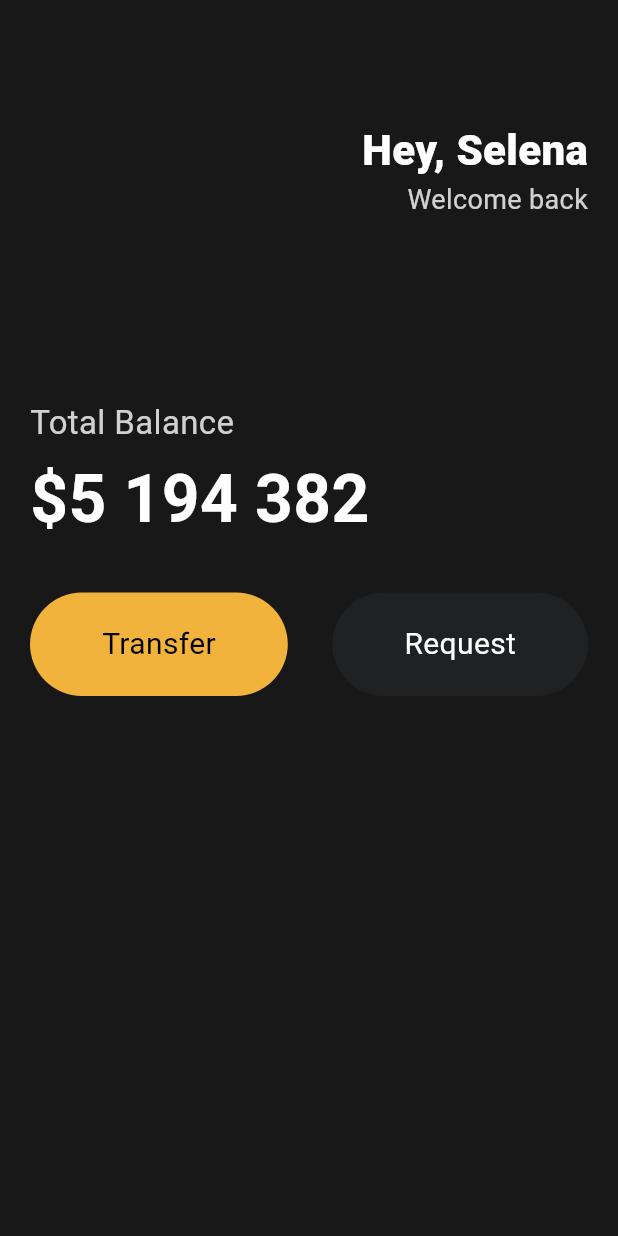
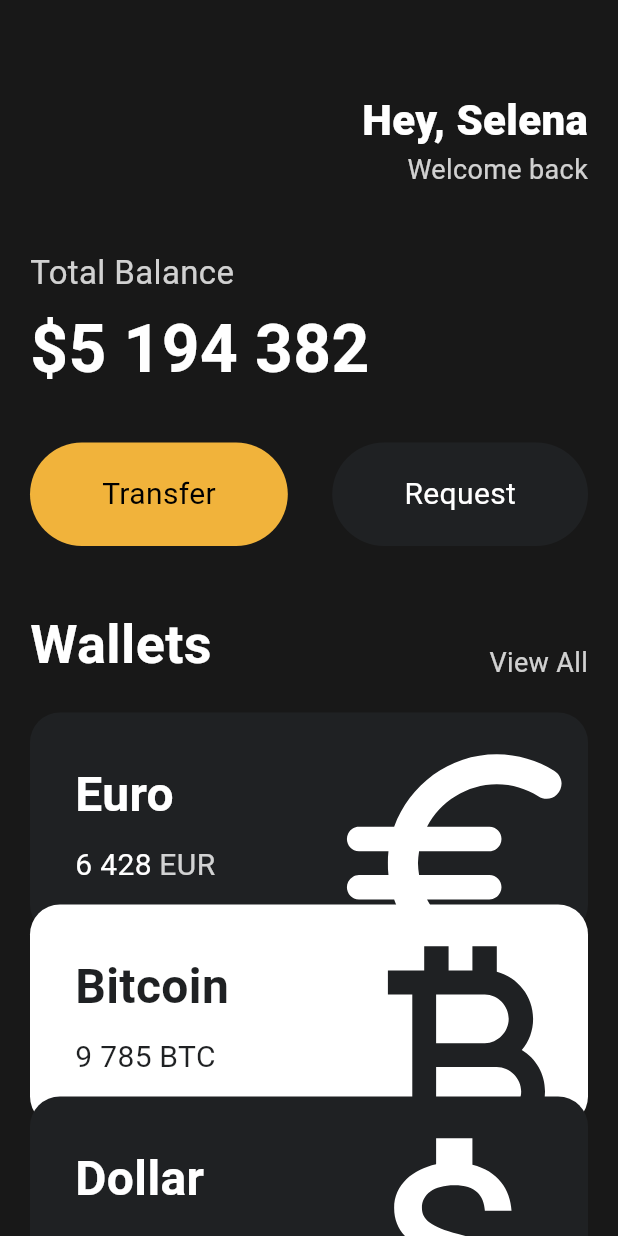
Before and after one commit to yeohj0710/flutter-webtoon-explorer, a Flutter app: the screen it shows after launch, on a phone screen of 412 x 824 dp. Run offline on Flutter 3.47's test engine with Material 3 defaults, Android fonts, the light colour scheme and no system bars.

Commit message:
2404012120

```diff
--- a/lib/main.dart
+++ b/lib/main.dart
@@ -1,5 +1,6 @@
 import 'package:flutter/material.dart';
 import 'package:flutter_webtoon_explorer/widgets/button.dart';
+import 'package:flutter_webtoon_explorer/widgets/currency_card.dart';
 
 void main() {
   runApp(const App());
@@ -13,7 +14,8 @@ class App extends StatelessWidget {
     return MaterialApp(
       home: Scaffold(
         backgroundColor: const Color(0xFF181818),
-        body: Padding(
+        body: SingleChildScrollView(
+          child: Padding(
             padding: const EdgeInsets.symmetric(
               horizontal: 20,
             ),
@@ -21,7 +23,7 @@ class App extends StatelessWidget {
               crossAxisAlignment: CrossAxisAlignment.start,
               children: [
                 const SizedBox(
-                height: 80,
+                  height: 60,
                 ),
                 Row(
                   mainAxisAlignment: MainAxisAlignment.end,
@@ -49,7 +51,7 @@ class App extends StatelessWidget {
                   ],
                 ),
                 const SizedBox(
-                height: 120,
+                  height: 40,
                 ),
                 Text(
                   "Total Balance",
@@ -87,7 +89,62 @@ class App extends StatelessWidget {
                     ),
                   ],
                 ),
+                const SizedBox(
+                  height: 40,
+                ),
+                Row(
+                  crossAxisAlignment: CrossAxisAlignment.end,
+                  mainAxisAlignment: MainAxisAlignment.spaceBetween,
+                  children: [
+                    const Text(
+                      "Wallets",
+                      style: TextStyle(
+                        color: Colors.white,
+                        fontSize: 36,
+                        fontWeight: FontWeight.w600,
+                      ),
+                    ),
+                    Text(
+                      "View All",
+                      style: TextStyle(
+                        color: Colors.white.withOpacity(0.8),
+                        fontSize: 18,
+                      ),
+                    ),
                   ],
+                ),
+                const SizedBox(
+                  height: 20,
+                ),
+                const CurrencyCard(
+                  name: "Euro",
+                  code: "EUR",
+                  amount: "6 428",
+                  icon: Icons.euro_rounded,
+                  isInverted: false,
+                ),
+                Transform.translate(
+                  offset: const Offset(0, -20),
+                  child: const CurrencyCard(
+                    name: "Bitcoin",
+                    code: "BTC",
+                    amount: "9 785",
+                    icon: Icons.currency_bitcoin,
+                    isInverted: true,
+                  ),
+                ),
+                Transform.translate(
+                  offset: const Offset(0, -40),
+                  child: const CurrencyCard(
+                    name: "Dollar",
+                    code: "USD",
+                    amount: "428",
+                    icon: Icons.attach_money_outlined,
+                    isInverted: false,
+                  ),
+                ),
+              ],
+            ),
           ),
         ),
       ),
--- /dev/null
+++ b/lib/widgets/currency_card.dart
@@ -0,0 +1,87 @@
+import 'package:flutter/material.dart';
+
+class CurrencyCard extends StatelessWidget {
+  final String name, code, amount;
+  final IconData icon;
+  final bool isInverted;
+
+  final _blackColor = const Color(0xFF1F2123);
+
+  const CurrencyCard({
+    super.key,
+    required this.name,
+    required this.code,
+    required this.amount,
+    required this.icon,
+    required this.isInverted,
+  });
+
+  @override
+  Widget build(BuildContext context) {
+    return Container(
+      clipBehavior: Clip.hardEdge,
+      decoration: BoxDecoration(
+        color: isInverted ? Colors.white : _blackColor,
+        borderRadius: BorderRadius.circular(20),
+      ),
+      child: Padding(
+        padding: const EdgeInsets.all(30),
+        child: Row(
+          mainAxisAlignment: MainAxisAlignment.spaceBetween,
+          children: [
+            Column(
+              crossAxisAlignment: CrossAxisAlignment.start,
+              children: [
+                Text(
+                  name,
+                  style: TextStyle(
+                    color: isInverted ? _blackColor : Colors.white,
+                    fontSize: 32,
+                    fontWeight: FontWeight.w600,
+                  ),
+                ),
+                const SizedBox(
+                  height: 10,
+                ),
+                Row(
+                  children: [
+                    Text(
+                      amount,
+                      style: TextStyle(
+                        color: isInverted ? _blackColor : Colors.white,
+                        fontSize: 20,
+                      ),
+                    ),
+                    const SizedBox(
+                      width: 5,
+                    ),
+                    Text(
+                      code,
+                      style: TextStyle(
+                        color: isInverted
+                            ? _blackColor
+                            : Colors.white.withOpacity(0.8),
+                        fontSize: 20,
+                      ),
+                    ),
+                  ],
+                ),
+              ],
+            ),
+            Transform.scale(
+              scale: 2.2,
+              child: Transform.translate(
+                offset: const Offset(-5, 12),
+                child: Icon(
+                  icon,
+                  color: isInverted ? _blackColor : Colors.white,
+                  size: 88,
+                ),
+              ),
+            ),
+          ],
+        ),
+      ),
+    );
+  }
+}
```
Also changed, not shown: 2 other files. Lines whose indentation alone changed are shown as unchanged.
